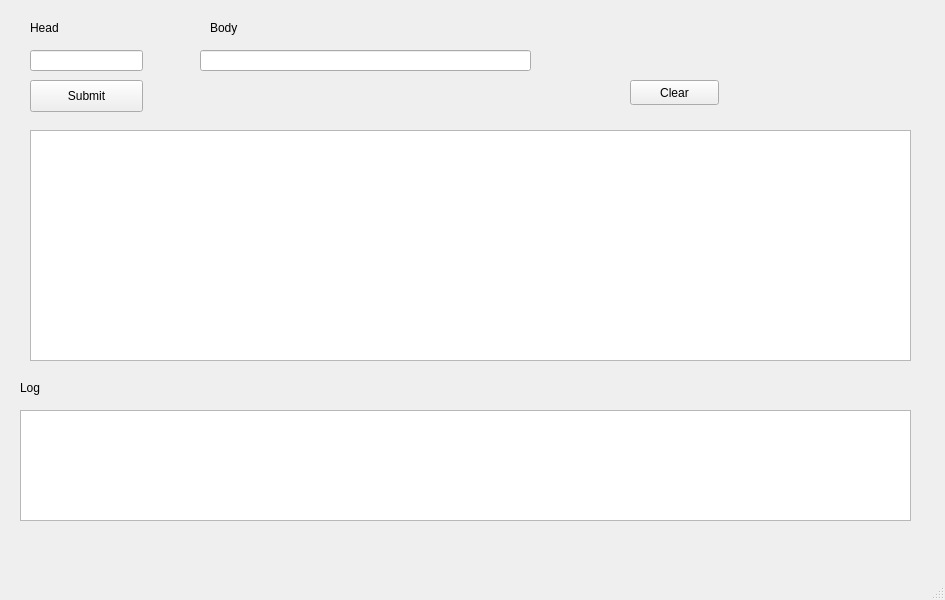
Above: Castle/mainwindow.ui from gitmark/DragonRecipes before the change. Below: the same form after it.
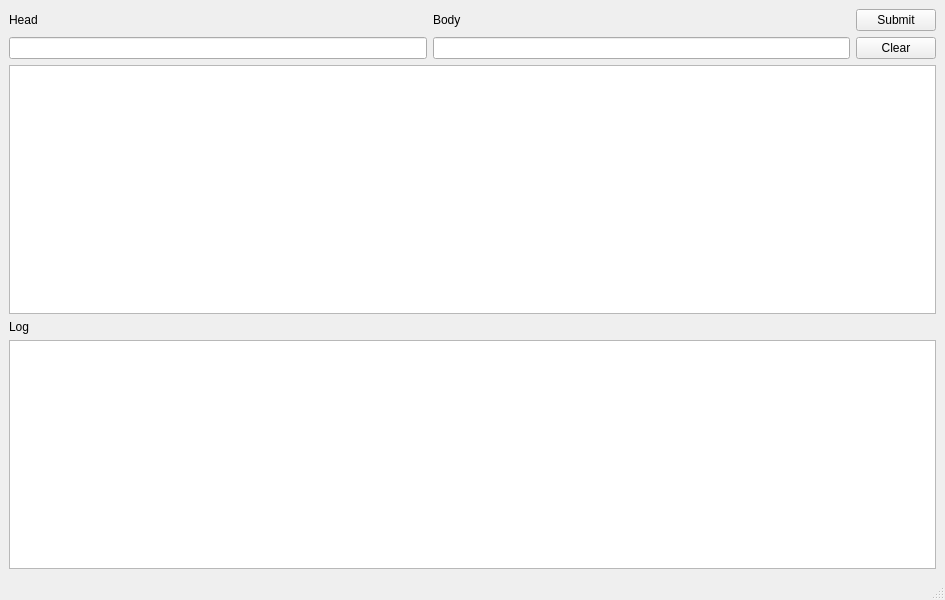
That is the form after the change.

Commit message: Changed GUI to use vertical and horizontal layouts.

Diff of the .ui file:
```diff
--- a/Castle/mainwindow.ui
+++ b/Castle/mainwindow.ui
@@ -14,111 +14,75 @@
    <string>MainWindow</string>
   </property>
   <widget class="QWidget" name="centralwidget">
-   <widget class="QPushButton" name="pushButton">
-    <property name="geometry">
-     <rect>
-      <x>30</x>
-      <y>80</y>
-      <width>113</width>
-      <height>32</height>
-     </rect>
-    </property>
-    <property name="text">
-     <string>Submit</string>
-    </property>
-   </widget>
+   <layout class="QVBoxLayout" name="verticalLayout_7">
+    <item>
+     <layout class="QHBoxLayout" name="horizontalLayout_4">
+      <item>
+       <layout class="QVBoxLayout" name="verticalLayout_3">
+        <item>
    <widget class="QLabel" name="label">
-    <property name="geometry">
-     <rect>
-      <x>30</x>
-      <y>20</y>
-      <width>59</width>
-      <height>16</height>
-     </rect>
-    </property>
     <property name="text">
      <string>Head</string>
     </property>
    </widget>
-   <widget class="QLineEdit" name="lineEditHead">
-    <property name="geometry">
-     <rect>
-      <x>30</x>
-      <y>50</y>
-      <width>113</width>
-      <height>21</height>
-     </rect>
-    </property>
-   </widget>
+        </item>
+        <item>
+         <widget class="QLineEdit" name="lineEditHead"/>
+        </item>
+       </layout>
+      </item>
+      <item>
+       <layout class="QVBoxLayout" name="verticalLayout_2">
+        <item>
    <widget class="QLabel" name="label_2">
-    <property name="geometry">
-     <rect>
-      <x>210</x>
-      <y>20</y>
-      <width>59</width>
-      <height>16</height>
-     </rect>
-    </property>
     <property name="text">
      <string>Body</string>
     </property>
    </widget>
-   <widget class="QLineEdit" name="lineEditBody">
-    <property name="geometry">
-     <rect>
-      <x>200</x>
-      <y>50</y>
-      <width>331</width>
-      <height>21</height>
-     </rect>
-    </property>
-   </widget>
-   <widget class="QTextEdit" name="textEditResults">
-    <property name="geometry">
-     <rect>
-      <x>30</x>
-      <y>130</y>
-      <width>881</width>
-      <height>231</height>
-     </rect>
-    </property>
-   </widget>
+        </item>
+        <item>
+         <widget class="QLineEdit" name="lineEditBody"/>
+        </item>
+       </layout>
+      </item>
+      <item>
+       <layout class="QVBoxLayout" name="verticalLayout">
+        <item>
+         <widget class="QPushButton" name="pushButton">
+          <property name="text">
+           <string>Submit</string>
+          </property>
+         </widget>
+        </item>
+        <item>
    <widget class="QPushButton" name="pushButton_2">
-    <property name="geometry">
-     <rect>
-      <x>630</x>
-      <y>80</y>
-      <width>89</width>
-      <height>25</height>
-     </rect>
-    </property>
     <property name="text">
      <string>Clear</string>
     </property>
    </widget>
+        </item>
+       </layout>
+      </item>
+     </layout>
+    </item>
+    <item>
+     <widget class="QTextEdit" name="textEditResults"/>
+    </item>
+    <item>
+     <layout class="QVBoxLayout" name="verticalLayout_6">
+      <item>
    <widget class="QLabel" name="label_3">
-    <property name="geometry">
-     <rect>
-      <x>20</x>
-      <y>380</y>
-      <width>59</width>
-      <height>16</height>
-     </rect>
-    </property>
     <property name="text">
      <string>Log</string>
     </property>
    </widget>
-   <widget class="QTextEdit" name="textEditLog">
-    <property name="geometry">
-     <rect>
-      <x>20</x>
-      <y>410</y>
-      <width>891</width>
-      <height>111</height>
-     </rect>
-    </property>
-   </widget>
+      </item>
+      <item>
+       <widget class="QTextEdit" name="textEditLog"/>
+      </item>
+     </layout>
+    </item>
+   </layout>
   </widget>
   <widget class="QMenuBar" name="menubar">
    <property name="geometry">
```
Lines whose indentation alone changed are shown as unchanged.
